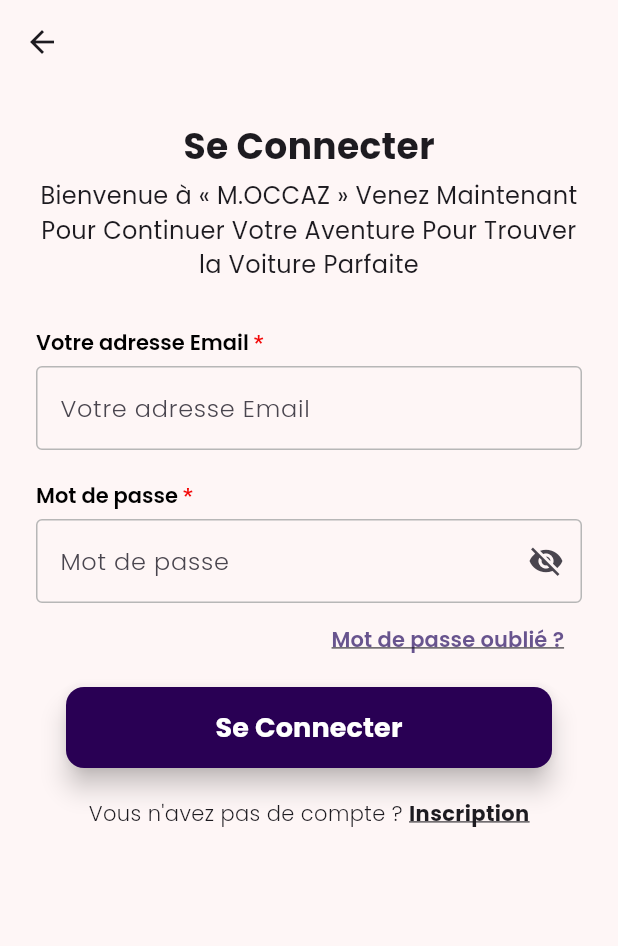
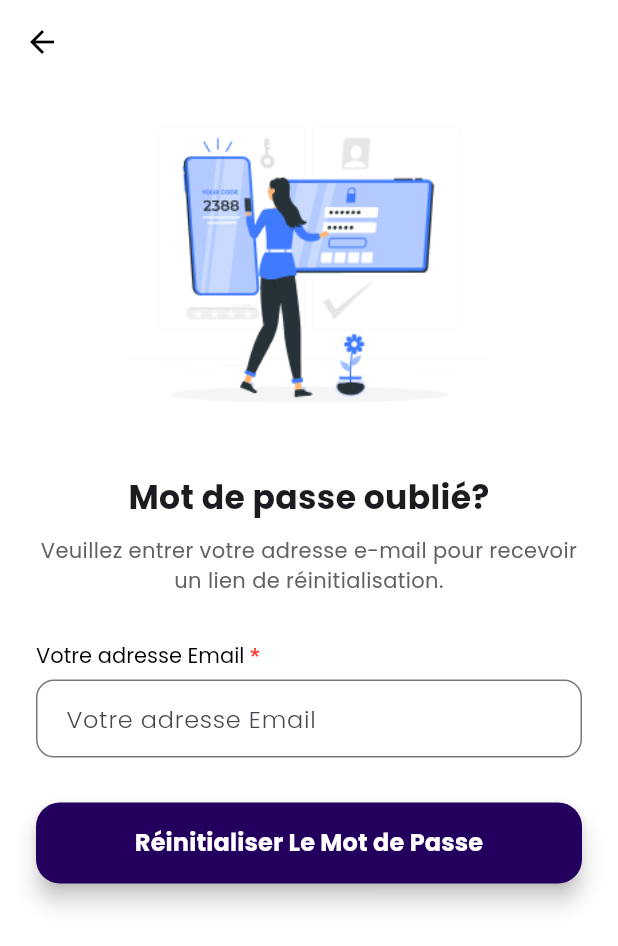
Before and after one commit to Conexus-IT/Moccaz-Mob, a Flutter app: the LoginScreen screen opened by its route, after a tap on "Mot de passe oublié ?", on a phone screen of 412 x 824 dp. Shown: the top 946 px of the screen. Run offline on Flutter 3.47's test engine with Material 3 defaults, Android fonts, the phone set to English and light mode, and no system bars; our stand-ins replace cached_network_image, carousel_slider, flutter_svg.

Commit message:
form validator and forgot pass scren & select auth methode;

```diff
--- a/lib/core/constants/colors.dart
+++ b/lib/core/constants/colors.dart
@@ -3,7 +3,7 @@
 class AppColors {
   Color primaryCyan = Color(0xFF00CFFF);
 
-  Color bgColor = Color.fromARGB(255, 254, 246, 246);
+  Color bgColor = Color.fromARGB(255, 255, 251, 251);
   Color purple = Color(0xFF290054);
   Color white = Color(0xFFFFFFFF);
   Color purpleLight = Color(0xFFA899BB);
--- a/lib/main.dart
+++ b/lib/main.dart
@@ -3,6 +3,7 @@
 import 'package:mocaz/routes/app_router.dart';
 import 'package:mocaz/routes/navigation_service.dart';
 import 'package:mocaz/ui/views/auth/login_scren.dart';
+import 'package:mocaz/ui/views/auth/select_auth_scren.dart';
 import 'package:mocaz/ui/views/splash_scren/splash_screen.dart';
 
 void main() {
@@ -24,7 +25,7 @@
         appBarTheme: AppBarTheme(
           elevation: 3,
           shadowColor: appColors.black,
-
+          scrolledUnderElevation: 0,
           color: appColors.white,
           centerTitle: true,
         ),
@@ -32,7 +33,7 @@
 
         colorScheme: ColorScheme.fromSeed(seedColor: Colors.deepPurple),
       ),
-      home: LoginScreen(),
+      home: SelectAuthScren(),
       onGenerateRoute: AppRouter.generateRoute,
     );
   }
--- /dev/null
+++ b/lib/providers/auth/forgot_password_provider.dart
@@ -0,0 +1,6 @@
+import 'package:flutter/material.dart';
+
+class ForgotPasswordProvider extends ChangeNotifier {
+  TextEditingController emailController = TextEditingController();
+
+}
--- a/lib/providers/auth/login_provider.dart
+++ b/lib/providers/auth/login_provider.dart
@@ -2,6 +2,8 @@
 
 class LoginProvider extends ChangeNotifier {
   bool obscureText = false;
+  final emailController = TextEditingController();
+  final passwordController = TextEditingController();
 
 
   // this function for when we change the passoword visiblity
--- a/lib/providers/auth/signup_provider.dart
+++ b/lib/providers/auth/signup_provider.dart
@@ -5,7 +5,11 @@
   bool obscureTextPassword = false;
   bool obscureTextConfPassword = false;
   bool condition = false;
-
+  final nameController = TextEditingController();
+  final emailController = TextEditingController();
+  final phoneController = TextEditingController();
+  final passwordController = TextEditingController();
+  final confPasswordController = TextEditingController();
   String? _selectedCity;
 
   String? get selectedCity => _selectedCity;
--- /dev/null
+++ b/lib/ui/views/auth/forgot_password_scren.dart
@@ -0,0 +1,128 @@
+import 'package:flutter/material.dart';
+import 'package:mocaz/core/utils/form_validator.dart';
+import 'package:mocaz/providers/auth/forgot_password_provider.dart';
+import 'package:provider/provider.dart';
+
+class ForgotPasswordScreen extends StatefulWidget {
+  const ForgotPasswordScreen({super.key});
+
+  @override
+  State<ForgotPasswordScreen> createState() => _ForgotPasswordScreenState();
+}
+
+class _ForgotPasswordScreenState extends State<ForgotPasswordScreen> {
+  final _formKey = GlobalKey<FormState>();
+
+  @override
+  Widget build(BuildContext context) {
+    return ChangeNotifierProvider<ForgotPasswordProvider>(
+      create: (context) => ForgotPasswordProvider(),
+      child: Scaffold(
+        backgroundColor: Colors.white,
+        appBar: AppBar(
+          backgroundColor: Colors.transparent,
+          elevation: 0,
+          leading: BackButton(color: Colors.black),
+        ),
+        body: Padding(
+          padding: const EdgeInsets.symmetric(horizontal: 24.0),
+          child: Form(
+            key: _formKey,
+            child: ListView(
+              children: [
+                Image.asset('assets/images/forgot_password.png', height: 240),
+                const SizedBox(height: 20),
+                Text(
+                  'Mot de passe oublié?',
+                  textAlign: TextAlign.center,
+                  style: TextStyle(
+                    fontSize: 22,
+                    fontWeight: FontWeight.bold,
+                    fontFamily: 'Poppins',
+                  ),
+                ),
+                const SizedBox(height: 10),
+                Text(
+                  "Veuillez entrer votre adresse e-mail pour recevoir un lien de réinitialisation.",
+                  textAlign: TextAlign.center,
+                  style: TextStyle(
+                    fontSize: 14,
+                    fontFamily: 'Poppins',
+                    fontWeight: FontWeight.w400,
+                    color: Colors.grey[700],
+                  ),
+                ),
+                const SizedBox(height: 30),
+                RichText(
+                  text: TextSpan(
+                    children: [
+                      TextSpan(
+                        text: 'Votre adresse Email ',
+                        style: TextStyle(
+                          fontFamily: 'Poppins',
+                          color: Colors.black,
+                          fontWeight: FontWeight.w500,
+                          fontSize: 14,
+                        ),
+                      ),
+                      TextSpan(text: '*', style: TextStyle(color: Colors.red)),
+                    ],
+                  ),
+                ),
+                const SizedBox(height: 5),
+
+                Consumer<ForgotPasswordProvider>(
+                  builder:
+                      (context, value, child) => TextFormField(
+                        controller: value.emailController,
+                        validator: FormValidators.validateEmail,
+                        decoration: InputDecoration(
+                          hintText: 'Votre adresse Email',
+                          hintStyle: TextStyle(
+                            fontFamily: 'Poppins',
+                            fontWeight: FontWeight.w300,
+                          ),
+                          contentPadding: const EdgeInsets.symmetric(
+                            horizontal: 16,
+                            vertical: 14,
+                          ),
+                          border: OutlineInputBorder(
+                            borderRadius: BorderRadius.circular(12),
+                            borderSide: BorderSide(color: Colors.grey.shade300),
+                          ),
+                        ),
+                      ),
+                ),
+                const SizedBox(height: 30),
+                SizedBox(
+                  width: double.infinity,
+                  height: 54,
+                  child: ElevatedButton(
+                    style: ElevatedButton.styleFrom(
+                      backgroundColor: Color(0xFF24005E),
+                      shape: RoundedRectangleBorder(
+                        borderRadius: BorderRadius.circular(16),
+                      ),
+                      elevation: 6,
+                    ),
+                    onPressed: () {},
+                    child: Text(
+                      'Réinitialiser Le Mot de Passe',
+                      style: TextStyle(
+                        fontFamily: 'Poppins',
+                        fontSize: 16,
+                        fontWeight: FontWeight.w700,
+                        color: Colors.white,
+                      ),
+                    ),
+                  ),
+                ),
+                const SizedBox(height: 20),
+              ],
+            ),
+          ),
+        ),
+      ),
+    );
+  }
+}
--- a/lib/ui/views/auth/login_scren.dart
+++ b/lib/ui/views/auth/login_scren.dart
@@ -2,10 +2,12 @@
 
 import 'package:flutter/material.dart';
 import 'package:mocaz/core/constants/colors.dart';
+import 'package:mocaz/core/utils/form_validator.dart';
 import 'package:mocaz/providers/auth/login_provider.dart';
 import 'package:mocaz/routes/app_router.dart';
 import 'package:mocaz/routes/app_routes.dart';
 import 'package:mocaz/routes/navigation_service.dart';
+import 'package:mocaz/ui/views/auth/forgot_password_scren.dart';
 import 'package:mocaz/ui/views/auth/sign_up_scren.dart';
 import 'package:provider/provider.dart';
 
@@ -86,7 +88,11 @@
                   ),
                 ),
                 SizedBox(height: 5),
-                TextFormField(
+                Consumer<LoginProvider>(
+                  builder:
+                      (context, value, child) => TextFormField(
+                        validator: FormValidators.validateEmail,
+                        controller: value.emailController,
                         keyboardType: TextInputType.text,
                         decoration: InputDecoration(
                           enabledBorder: outlineInputBorder(),
@@ -95,6 +101,7 @@
                           ),
                           hintText: "Votre adresse Email",
                           hintStyle: hintStyle(),
+                        ),
                       ),
                 ),
                 SizedBox(height: 20),
@@ -113,6 +120,8 @@
                 Consumer<LoginProvider>(
                   builder:
                       (context, value, child) => TextFormField(
+                        validator: FormValidators.validatePassword,
+                        controller: value.passwordController,
                         keyboardType: TextInputType.text,
                         obscureText: !value.obscureText,
 
@@ -145,7 +154,11 @@
                         fontWeight: FontWeight.w600,
                       ),
                     ),
-                    onPressed: () {},
+                    onPressed: () {
+                      NavigationService.navigateWithAnimation(
+                        ForgotPasswordScreen(),
+                      );
+                    },
                   ),
                 ),
                 SizedBox(height: 8),
@@ -159,7 +172,9 @@
                     elevation: 7,
                     height: 54,
 
-                    onPressed: () {},
+                    onPressed: () {
+                      FormValidators.validateForm(context, _formKey);
+                    },
                     child: Text(
                       "Se Connecter",
                       style: TextStyle(
--- a/pubspec.yaml
+++ b/pubspec.yaml
@@ -67,6 +67,7 @@
   assets:
     - assets/icons/
     - assets/fonts/
+    - assets/images/
 
   # An image asset can refer to one or more resolution-specific "variants", see
   # https://flutter.dev/to/resolution-aware-images
```
Also changed, not shown: lib/core/utils/form_validator.dart (added, +57 -0 lines), lib/ui/views/auth/select_auth_scren.dart (added, +207 -0 lines), lib/ui/views/auth/sign_up_scren.dart (+31 -6 lines), assets/images/forgot_password.png (added). Lines whose indentation alone changed are shown as unchanged.
